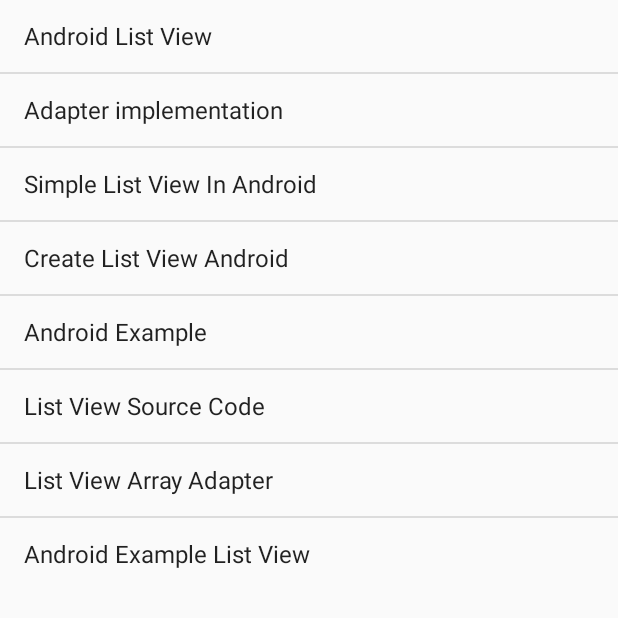
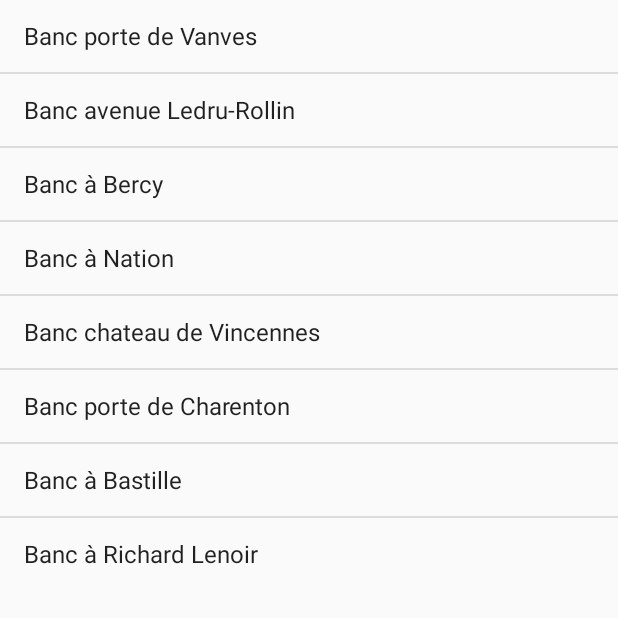
Before and after one commit to BgrDr0p/MyBench, an Android app: the screen it shows after launch (ClosestBenchesActivity), after a tap on an icon or button, on a phone screen of 412 x 824 dp, the top half of it. Run offline under Robolectric (Android 15) with nearby library versions, the phone set to English and light mode, and no system bars.

Commit message:
mise à jour liste et corrections page d'accueil

```diff
--- /dev/null
+++ b/app/src/main/java/mybench/parisnanterre/fr/mybench/Bench.java
@@ -0,0 +1,47 @@
+package mybench.parisnanterre.fr.mybench;
+
+public class Bench {
+    private double x;
+    private double y;
+    private double distance;
+    private String nom;
+
+    public Bench(double x, double y, String nom) {
+        this.x = x;
+        this.y = y;
+        this.distance = 0.00;
+        this.nom = nom;
+    }
+
+    public double getX() {
+        return x;
+    }
+
+    public void setX(double x) {
+        this.x = x;
+    }
+
+    public double getY() {
+        return y;
+    }
+
+    public void setY(double y) {
+        this.y = y;
+    }
+
+    public double getDistance() {
+        return distance;
+    }
+
+    public void setDistance(double distance) {
+        this.distance = distance;
+    }
+
+    public String getNom() {
+        return nom;
+    }
+
+    public void setNom(String nom) {
+        this.nom = nom;
+    }
+}
--- a/app/src/main/java/mybench/parisnanterre/fr/mybench/ClosestBenchesActivity.java
+++ b/app/src/main/java/mybench/parisnanterre/fr/mybench/ClosestBenchesActivity.java
@@ -10,8 +10,12 @@ import android.widget.ListAdapter;
 import android.widget.ListView;
 import android.widget.Toast;
 
+import java.util.ArrayList;
+
 public class ClosestBenchesActivity extends Activity {
     ListView listView ;
+    ArrayList<Bench> listeBancs = new ArrayList<Bench>();
+
 
     @Override
     protected void onCreate(Bundle savedInstanceState) {
@@ -21,8 +25,19 @@ public class ClosestBenchesActivity extends Activity {
         // Get ListView object from xml
         listView = (ListView) findViewById(R.id.list);
 
+
+        listeBancs.add(new Bench(48.82558556529131, 2.2970748146101685, "Banc porte de Vanves"));
+        listeBancs.add(new Bench(48.84710111188743, 2.3696500305665693, "Banc avenue Ledru-Rollin"));
+        listeBancs.add(new Bench(48.83248316220944, 2.3868537740028204, "Banc à Bercy"));
+        listeBancs.add(new Bench(48.84839432099857, 2.3957903182003686, "Banc à Nation"));
+        listeBancs.add(new Bench(48.84419482018623, 2.4398082679503297, "Banc chateau de Vincennes"));
+        listeBancs.add(new Bench(48.82967862984375, 2.4008100192619177, "Banc porte de Charenton"));
+        listeBancs.add(new Bench(48.852372565095216, 2.3695847475448555, "Banc à Bastille"));
+        listeBancs.add(new Bench(48.85965097919809, 2.3721461680849063, "Banc à Richard Lenoir"));
+
+
         // Defined Array values to show in ListView
-        String[] values = new String[] { "Android List View",
+        /*String[] values = new String[] { "Android List View",
                 "Adapter implementation",
                 "Simple List View In Android",
                 "Create List View Android",
@@ -30,8 +45,13 @@ public class ClosestBenchesActivity extends Activity {
                 "List View Source Code",
                 "List View Array Adapter",
                 "Android Example List View"
-        };
-
+        };*/
+        ArrayList<String> values = new ArrayList<String>();
+        int i = 0;
+        while (i < listeBancs.size()){
+            values.add(listeBancs.get(i).getNom());
+            i++;
+        }
         // Define a new Adapter
         // First parameter - Context
         // Second parameter - Layout for the row
@@ -60,8 +80,10 @@ public class ClosestBenchesActivity extends Activity {
 
                 // Show Alert
                 Toast.makeText(getApplicationContext(),
-                        "Position :"+itemPosition+"  ListItem : " +itemValue , Toast.LENGTH_LONG)
+                        "Ce banc est à :"+listeBancs.get(position).getX()+";"+ listeBancs.get(position).getY()+" et se trouve à"+ listeBancs.get(position).getDistance() , Toast.LENGTH_LONG)
                         .show();
+
+
 
             }
 
--- a/app/src/main/java/mybench/parisnanterre/fr/mybench/MainActivity.java
+++ b/app/src/main/java/mybench/parisnanterre/fr/mybench/MainActivity.java
@@ -28,7 +28,7 @@ public class MainActivity extends AppCompatActivity {
 
         buttonRequest.setOnClickListener(new View.OnClickListener() {
             @Override
-            public void onClick(View v) {
+            public void onClick(View v) { // clic sur "Voir les bancs sans se connecter"
 
                 if (ContextCompat.checkSelfPermission(MainActivity.this,
                         Manifest.permission.ACCESS_FINE_LOCATION) == PackageManager.PERMISSION_GRANTED) {
@@ -45,9 +45,7 @@ public class MainActivity extends AppCompatActivity {
 
         buttonClosest.setOnClickListener(new View.OnClickListener() {
             @Override
-            public void onClick(View v) {
-                    Toast.makeText(MainActivity.this, "You have already granted this permission!",
-                            Toast.LENGTH_SHORT).show();
+            public void onClick(View v) { // clic sur "Voir les bancs les plus proches
                     Intent i = new Intent(getApplicationContext(), ClosestBenchesActivity.class);
                     startActivity(i);
 
```
Also changed, not shown: app/src/main/res/layout/activity_main.xml (+12 -10 lines).
